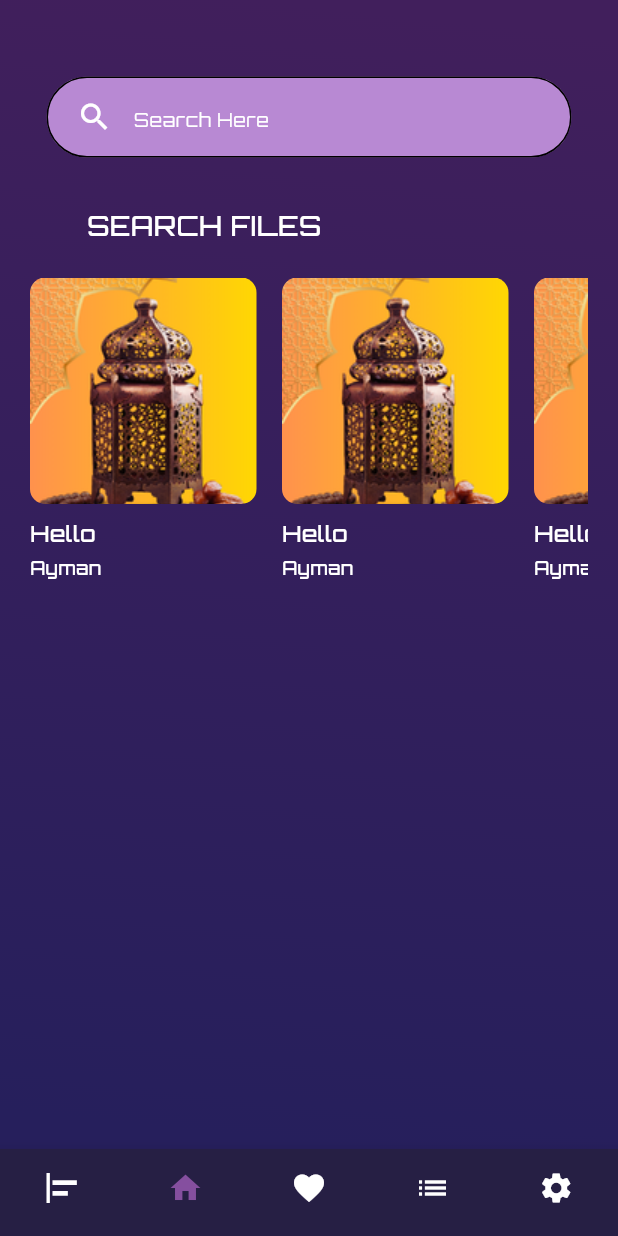
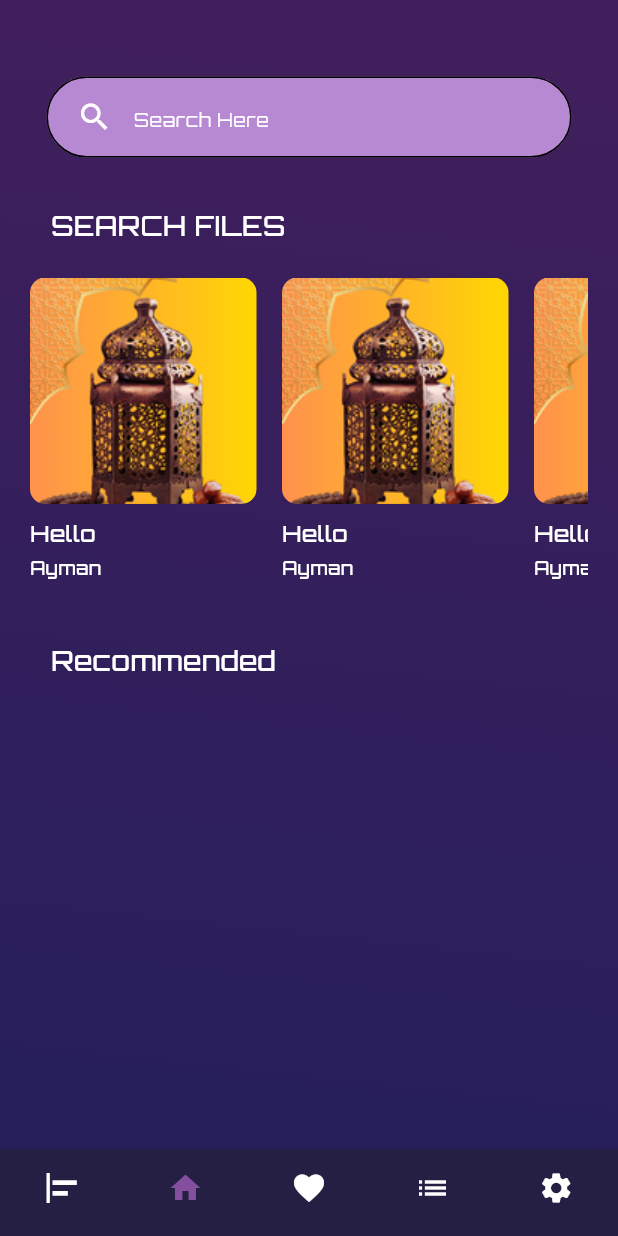
Before and after one commit to EngMohamed3382/music_app, a Flutter app: the MainHomeScreen screen opened by its route, item 2 of the bottom bar chosen, on a phone screen of 412 x 824 dp. Run offline on Flutter 3.47's test engine with Material 3 defaults, Android fonts, the phone set to English and light mode, and no system bars.

Commit message:
Part 21 design Home Page Part 11 Add Recommended Title

```diff
--- a/lib/core/resources/padding_value.dart
+++ b/lib/core/resources/padding_value.dart
@@ -4,6 +4,7 @@ class PaddingValue{
   static const double p20 =20;
   static const double p31 =31;
   static const double p32 =32;
+  static const double p34 =34;
   static const double p51 =51;
   static const double p58 =58;
   static const double p70 =70;
--- a/lib/features/main_home/screens/home_page.dart
+++ b/lib/features/main_home/screens/home_page.dart
@@ -2,6 +2,7 @@ import 'package:flutter/material.dart';
 import 'package:music_app/core/resources/alignment_managers.dart';
 import 'package:music_app/core/resources/color_managers.dart';
 import 'package:music_app/core/resources/height_values_managers.dart';
+import 'package:music_app/core/resources/string_value.dart';
 import 'package:music_app/features/main_home/widgets/custom_songs_details.dart';
 import 'package:music_app/features/main_home/widgets/custom_text_field_home_page.dart';
 import 'package:music_app/features/main_home/widgets/custom_title_home_page.dart';
@@ -27,7 +28,9 @@ class HomePage extends StatelessWidget {
           crossAxisAlignment: CrossAxisAlignment.start,
           children: [
             CustomTextFieldHomePage(),
-            CustomTitleHomePage(),
+            CustomTitleHomePage(
+              title: StringsValues.searchFiles,
+            ),
             SizedBox(
               height: HeightValuesManagers.h22,
             ),
@@ -36,6 +39,9 @@ class HomePage extends StatelessWidget {
               singerName: "Ayman",
               itemCount: 7,
             ),
+            CustomTitleHomePage(
+              title: "Recommended",
+            ),
           ],
         ),
       ),
--- a/lib/features/main_home/widgets/custom_songs_details.dart
+++ b/lib/features/main_home/widgets/custom_songs_details.dart
@@ -16,7 +16,8 @@ class CustomSongsDetails extends StatelessWidget {
   final int itemCount;
   @override
   Widget build(BuildContext context) {
-    return Expanded(
+    return Container(
+      height: 210,
       child: Padding(
         padding: const EdgeInsets.symmetric(horizontal: PaddingValue.p20),
         child: ListView.separated(
@@ -52,6 +53,7 @@ class CustomSongsDetails extends StatelessWidget {
             ),
             separatorBuilder: (context, index)=> SizedBox(width: WidthValuesManagers.w17,),
             itemCount: itemCount),
-        ));
+      ),
+    );
   }
 }
--- a/lib/features/main_home/widgets/custom_title_home_page.dart
+++ b/lib/features/main_home/widgets/custom_title_home_page.dart
@@ -6,18 +6,19 @@ import 'package:music_app/core/resources/string_value.dart';
 
 class CustomTitleHomePage extends StatelessWidget {
   const CustomTitleHomePage({
-    super.key,
+    super.key, required this.title,
   });
+  final String title ;
 
   @override
   Widget build(BuildContext context) {
     return Padding(
       padding: const EdgeInsets.only(
-          left: PaddingValue.p58,
+          left: PaddingValue.p34,
           top: PaddingValue.p32,
           right: PaddingValue.p58),
       child: Text(
-        StringsValues.searchFiles,
+        title,
         style: TextStyle(
             color: ColorManagers.kWhite,
             fontWeight: FontWeight.w500,
```
Lines whose indentation alone changed are shown as unchanged.
